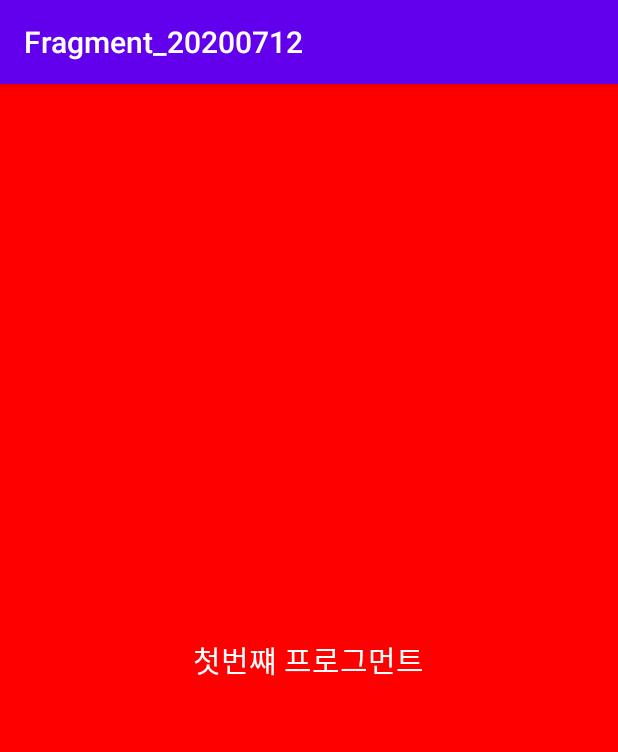
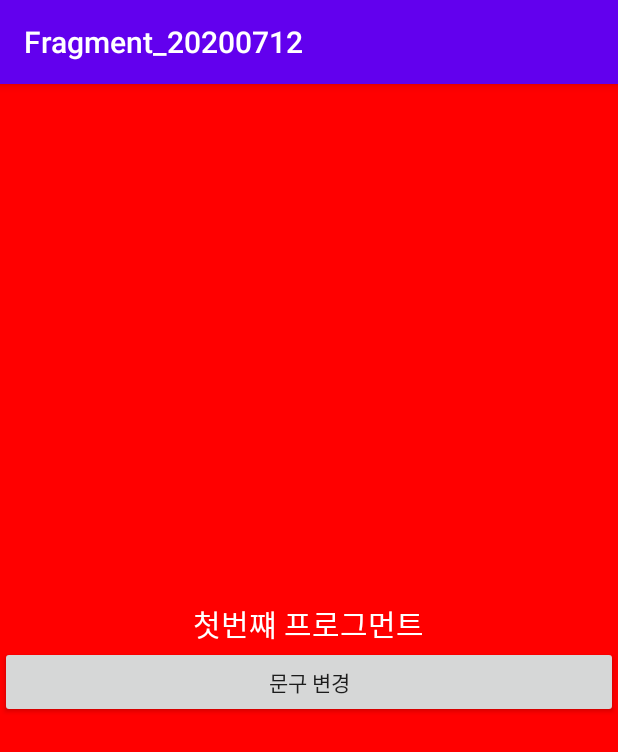
Before and after one commit to MoongGi/Fragment_20200712, an Android app: the fragment FirstFagment shown on its own in the app's theme, on a phone screen of 412 x 824 dp. Shown: the top 752 px of the screen. Run offline under Robolectric (Android 15) with nearby library versions, the phone set to English and light mode, and no system bars.

Commit message:
프레그먼트 버튼이벤트

```diff
--- a/app/src/main/java/kr/co/tjoeun/fragment_20200712/Fragments/FirstFagment.kt
+++ b/app/src/main/java/kr/co/tjoeun/fragment_20200712/Fragments/FirstFagment.kt
@@ -5,6 +5,7 @@ import android.view.LayoutInflater
 import android.view.View
 import android.view.ViewGroup
 import androidx.fragment.app.Fragment
+import kotlinx.android.synthetic.main.fragment_first.*
 import kr.co.tjoeun.fragment_20200712.R
 
 class FirstFagment : Fragment()
@@ -17,4 +18,12 @@ class FirstFagment : Fragment()
 
         return inflater.inflate(R.layout.fragment_first, container, false)
     }
+
+    override fun onActivityCreated(savedInstanceState: Bundle?) {
+        super.onActivityCreated(savedInstanceState)
+
+        changeInfoBtn.setOnClickListener {
+            infoTxt.text = "졸려"
+        }
+    }
 }
--- a/app/src/main/res/layout/fragment_first.xml
+++ b/app/src/main/res/layout/fragment_first.xml
@@ -8,10 +8,17 @@
     android:background="#FF0000">
 
     <TextView
+        android:id="@+id/infoTxt"
         android:layout_width="wrap_content"
         android:layout_height="wrap_content"
         android:textSize="20sp"
         android:text="첫번쨰 프로그먼트"
         android:textColor="#ffffff"/>
 
+    <Button
+        android:id="@+id/changeInfoBtn"
+        android:layout_width="match_parent"
+        android:layout_height="wrap_content"
+        android:text="문구 변경"/>
+
 </LinearLayout>
```
